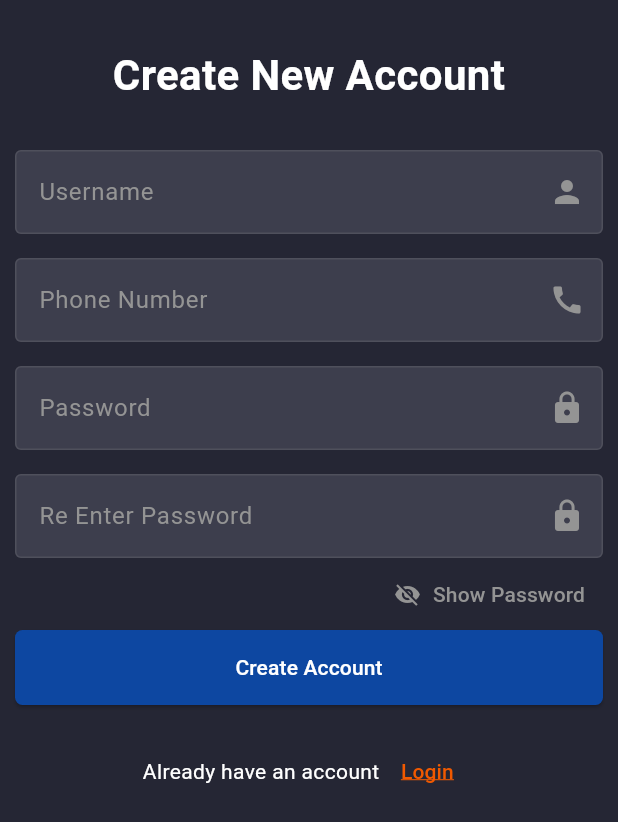
After one commit to saicharan1342/Katha, a Flutter app: the Signup screen opened directly, on a phone screen of 412 x 824 dp. The commit adds this screen. Shown: the top 822 px of the screen. Run offline on Flutter 3.47's test engine with Material 3 defaults, Android fonts, the phone set to English and light mode, and no system bars; our stand-ins replace pdf, shared_preferences; accounts and stored records are empty.

Commit message:
You can now change name and created login and signup pages

```diff
--- a/lib/Report.dart
+++ b/lib/Report.dart
@@ -162,7 +162,6 @@ class _ReportPageState extends State<ReportPage> {
       ),
     );
     Directory generalDownloadDir = Directory('/storage/emulated/0/Download');
-    final downloadsDirectory = await getDownloadsDirectory();
     final file = File('${generalDownloadDir.path}/KhathaStatement_${DateTime.now().microsecondsSinceEpoch}.pdf');
     await file.writeAsBytes(await pdf.save());
     ScaffoldMessenger.of(context).showSnackBar(
--- /dev/null
+++ b/lib/Signup.dart
@@ -0,0 +1,170 @@
+
+import 'package:flutter/material.dart';
+
+class Signup extends StatefulWidget {
+  const Signup({super.key});
+
+  @override
+  State<Signup> createState() => _SignupState();
+}
+
+class _SignupState extends State<Signup> {
+  final GlobalKey<FormState> _formkey=GlobalKey<FormState>();
+  final usernamecontroller = TextEditingController();
+
+  final emailcontroller = TextEditingController();
+
+  final phonecontroller = TextEditingController();
+
+  final passwordcontroller = TextEditingController();
+  final repasswordcontroller = TextEditingController();
+  bool _isPasswordVisible = false;
+  @override
+  Widget build(BuildContext context) {
+    return Scaffold(
+      backgroundColor: const Color(0xFF252634),
+      body: SingleChildScrollView(
+        child: Padding(
+          padding: const EdgeInsets.all(10.0),
+          child: Form(
+            key: _formkey,
+            child: Column(
+              children: [
+                SizedBox(
+                  height: 20,
+                ),
+                const SizedBox(
+                  child: Text(
+                    'Create New Account',
+                    style: TextStyle(color: Colors.white,fontSize: 28,fontWeight: FontWeight.bold),
+                    textAlign: TextAlign.center,
+                  ),
+                ),
+            const SizedBox(
+              height: 30,
+            ),
+            TextFormField(
+                controller: usernamecontroller,
+                autovalidateMode: AutovalidateMode.onUserInteraction,
+                style: const TextStyle(color: Colors.white),
+                decoration: _buildid("Username", Icons.person),
+            ),
+            const SizedBox(
+              height: 16,
+            ),
+            TextFormField(
+                controller: phonecontroller,
+                keyboardType: TextInputType.phone,
+                style: const TextStyle(color: Colors.white),
+                autovalidateMode: AutovalidateMode.onUserInteraction,
+                decoration: _buildid("Phone Number", Icons.call),
+            ),
+            const SizedBox(
+              height: 16,
+            ),
+            TextFormField(
+              controller: passwordcontroller,
+              style: const TextStyle(color: Colors.white),
+              autovalidateMode: AutovalidateMode.onUserInteraction,
+              decoration: _buildid("Password", Icons.lock),
+              obscureText: !_isPasswordVisible,
+            ),
+            const SizedBox(
+              height: 16,
+            ),
+            TextFormField(
+              controller: repasswordcontroller,
+              style: const TextStyle(color: Colors.white),
+              autovalidateMode: AutovalidateMode.onUserInteraction,
+              decoration: _buildid("Re Enter Password", Icons.lock),
+              validator: (value) {
+                if (value != passwordcontroller.text) {
+                  return 'Passwords do not match';
+                }
+                return null;
+              },
+              obscureText: !_isPasswordVisible,
+            ),
+                TextButton(
+                  onPressed: () {
+                    setState(() {
+                      _isPasswordVisible = !_isPasswordVisible;
+                    });
+                  },
+                  child: Row(
+                    mainAxisAlignment: MainAxisAlignment.end,
+                    children: [
+
+                      Icon(
+                        _isPasswordVisible ? Icons.visibility : Icons.visibility_off,
+                        color: const Color(0xFF949494),
+                      ),
+                      const SizedBox(width: 8), // Add some spacing between icon and text
+                      Text(
+                        _isPasswordVisible ? 'Hide Password' : 'Show Password',
+                        style: const TextStyle(color: Color(0xFF949494)),
+                      ),
+                    ],
+                  ),
+                ),
+
+                SizedBox(
+                  height: 50,
+                  width: double.infinity,
+                  child: ElevatedButton(
+                    onPressed: (){
+                      // isloader ? "" : _submitf();
+                    },
+                    style: ElevatedButton.styleFrom(
+                      shape:
+                      RoundedRectangleBorder(
+                        borderRadius: BorderRadius.circular(5.0),
+                      ),
+                      backgroundColor: Colors.blue.shade900,
+                    ),
+                    child: /*isloader ? const Center(child: CircularProgressIndicator()):*/
+                    const Text('Create Account',style: TextStyle(color: Colors.white)),
+                  ),
+                ),
+                const SizedBox(
+                  height: 20,
+                ),
+
+                Row(
+                  mainAxisAlignment: MainAxisAlignment.center,
+                  children: [
+                    const Text('Already have an account',style: TextStyle(color: Colors.white),),
+                    TextButton(
+                        onPressed: (){
+                          //Navigator.pushReplacement(context, MaterialPageRoute(builder: (context)=>const Login()));
+
+                        },
+                        child: const Text('Login',style: TextStyle(color: Color.fromARGB(255, 241, 89, 0),decoration: TextDecoration.underline,decorationColor: Color.fromARGB(255, 241, 89, 0)),)
+                    ),
+                  ],
+                )
+              ],
+            ),
+
+          ),
+        ),
+      ),
+    );
+  }
+  InputDecoration _buildid(String label, IconData suinc){
+    return InputDecoration(
+        fillColor: const Color(0xAA494A59),
+        enabledBorder: const OutlineInputBorder(
+            borderSide: BorderSide(color: Color(0x35949494))
+        ),
+        focusedBorder: const OutlineInputBorder(
+            borderSide: BorderSide(color: Colors.white)
+        ),
+        filled: true,
+        labelStyle: const TextStyle(color: Color(0xFF949494)),
+        labelText: label,
+        suffixIcon: Icon(suinc,color: const Color(0xFF949494),),
+        border: OutlineInputBorder(borderRadius:BorderRadius.circular(10))
+    );
+  }
+}
--- a/lib/main.dart
+++ b/lib/main.dart
@@ -1,5 +1,7 @@
 import 'package:flutter/material.dart';
 import 'package:kt/Dashboard.dart';
+import 'package:kt/Login.dart';
+import 'package:kt/Signup.dart';
 
 void main() {
   runApp(const MyApp());
```
Also changed, not shown: lib/Custdepage.dart (+16 -4 lines), lib/Custpage.dart (+44 -13 lines), lib/Login.dart (added, +160 -0 lines).
